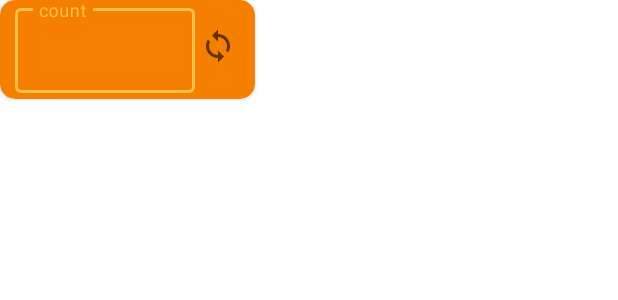
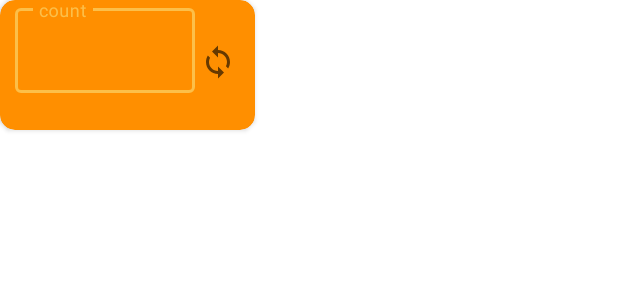
Before and after one commit to kirmartuk/chuck-norris-jokes, an Android app: the layout custom_fab_widget.xml on its own in the app's theme, with its tools: preview values and no code run, on a phone screen of 412 x 824 dp. Shown: the top 300 px of the screen. Run offline under Robolectric (Android 15) with nearby library versions, the phone set to English and light mode, and no system bars.

Commit message:
update fab color

```diff
--- a/app/src/main/res/layout/custom_fab_widget.xml
+++ b/app/src/main/res/layout/custom_fab_widget.xml
@@ -3,7 +3,7 @@
     xmlns:app="http://schemas.android.com/apk/res-auto"
     android:layout_width="wrap_content"
     android:layout_height="wrap_content"
-    app:cardBackgroundColor="@color/orange"
+    app:cardBackgroundColor="@color/pizazz"
     app:cardCornerRadius="10dp">
 
     <RelativeLayout
@@ -17,7 +17,9 @@
             style="@style/Widget.MaterialComponents.TextInputLayout.OutlinedBox"
             android:layout_width="120dp"
             android:layout_height="wrap_content"
-            android:hint="@string/count">
+            android:layout_centerVertical="true"
+            android:hint="@string/count"
+            app:errorEnabled="true">
 
             <com.google.android.material.textfield.TextInputEditText
                 android:id="@+id/et_count_of_joke"
```
